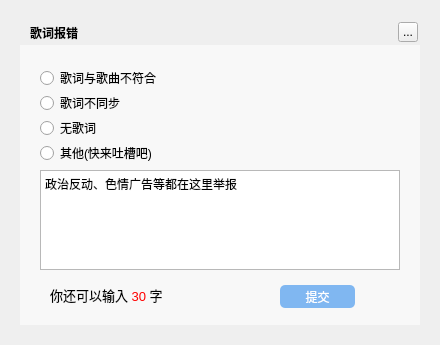
The window that TTKCore/musicUi/musicLrcmanager/musiclrclocallinkwidget.ui (Greedysky/TTKMusicPlayer) describes before a commit, drawn with Qt 5.
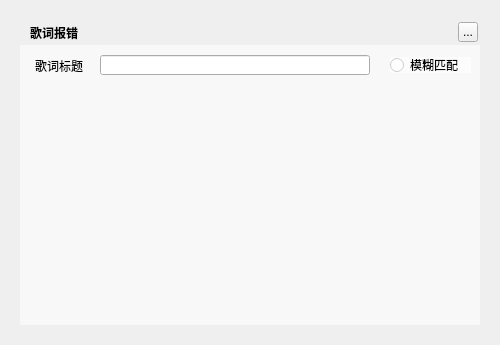
The same window after the commit.

Diff of the .ui file:
```diff
--- a/TTKCore/musicUi/musicLrcmanager/musiclrclocallinkwidget.ui
+++ b/TTKCore/musicUi/musicLrcmanager/musiclrclocallinkwidget.ui
@@ -6,7 +6,7 @@
    <rect>
     <x>0</x>
     <y>0</y>
-    <width>440</width>
+    <width>500</width>
     <height>345</height>
    </rect>
   </property>
@@ -18,7 +18,7 @@
     <rect>
      <x>20</x>
      <y>20</y>
-     <width>400</width>
+     <width>460</width>
      <height>305</height>
     </rect>
    </property>
@@ -45,7 +45,7 @@
   <widget class="QToolButton" name="topTitleCloseButton">
    <property name="geometry">
     <rect>
-     <x>398</x>
+     <x>458</x>
      <y>22</y>
      <width>20</width>
      <height>20</height>
@@ -60,126 +60,67 @@
     <rect>
      <x>20</x>
      <y>45</y>
-     <width>400</width>
+     <width>460</width>
      <height>280</height>
     </rect>
    </property>
    <property name="styleSheet">
     <string notr="true">background:rgba(255,255,255,150)</string>
    </property>
-  </widget>
-  <widget class="QRadioButton" name="radioButton1">
-   <property name="geometry">
-    <rect>
-     <x>40</x>
-     <y>70</y>
-     <width>200</width>
-     <height>16</height>
-    </rect>
-   </property>
-   <property name="text">
-    <string>歌词与歌曲不符合</string>
-   </property>
-  </widget>
-  <widget class="QRadioButton" name="radioButton2">
-   <property name="geometry">
-    <rect>
-     <x>40</x>
-     <y>95</y>
-     <width>200</width>
-     <height>16</height>
-    </rect>
-   </property>
-   <property name="text">
-    <string>歌词不同步</string>
-   </property>
-  </widget>
-  <widget class="QRadioButton" name="radioButton3">
-   <property name="geometry">
-    <rect>
-     <x>40</x>
-     <y>120</y>
-     <width>200</width>
-     <height>16</height>
-    </rect>
-   </property>
-   <property name="text">
-    <string>无歌词</string>
-   </property>
-  </widget>
-  <widget class="QRadioButton" name="radioButton4">
-   <property name="geometry">
-    <rect>
-     <x>40</x>
-     <y>145</y>
-     <width>200</width>
-     <height>16</height>
-    </rect>
-   </property>
-   <property name="text">
-    <string>其他(快来吐槽吧)</string>
-   </property>
-  </widget>
-  <widget class="QTextEdit" name="textEdit">
-   <property name="geometry">
-    <rect>
-     <x>40</x>
-     <y>170</y>
-     <width>360</width>
-     <height>100</height>
-    </rect>
-   </property>
-   <property name="html">
-    <string>&lt;!DOCTYPE HTML PUBLIC &quot;-//W3C//DTD HTML 4.0//EN&quot; &quot;http://www.w3.org/TR/REC-html40/strict.dtd&quot;&gt;
-&lt;html&gt;&lt;head&gt;&lt;meta name=&quot;qrichtext&quot; content=&quot;1&quot; /&gt;&lt;style type=&quot;text/css&quot;&gt;
-p, li { white-space: pre-wrap; }
-&lt;/style&gt;&lt;/head&gt;&lt;body style=&quot; font-family:'SimSun'; font-size:9pt; font-weight:400; font-style:normal;&quot;&gt;
-&lt;p style=&quot; margin-top:0px; margin-bottom:0px; margin-left:0px; margin-right:0px; -qt-block-indent:0; text-indent:0px;&quot;&gt;政治反动、色情广告等都在这里举报&lt;/p&gt;&lt;/body&gt;&lt;/html&gt;</string>
-   </property>
-   <property name="placeholderText">
-    <string/>
-   </property>
-  </widget>
-  <widget class="QPushButton" name="pushButton">
-   <property name="geometry">
-    <rect>
-     <x>280</x>
-     <y>285</y>
-     <width>75</width>
-     <height>23</height>
-    </rect>
-   </property>
-   <property name="styleSheet">
-    <string notr="true">QPushButton{border-radius:5px;background-color:#80B7F1;color:white;}</string>
-   </property>
-   <property name="text">
-    <string>提交</string>
-   </property>
+   <widget class="QRadioButton" name="radioButton">
+    <property name="geometry">
+     <rect>
+      <x>370</x>
+      <y>12</y>
+      <width>81</width>
+      <height>16</height>
+     </rect>
+    </property>
+    <property name="text">
+     <string>模糊匹配</string>
+    </property>
+   </widget>
   </widget>
   <widget class="QLabel" name="label">
    <property name="geometry">
     <rect>
-     <x>50</x>
-     <y>285</y>
-     <width>181</width>
-     <height>20</height>
+     <x>35</x>
+     <y>58</y>
+     <width>60</width>
+     <height>15</height>
     </rect>
    </property>
    <property name="text">
-    <string>&lt;html&gt;&lt;head/&gt;&lt;body&gt;&lt;p&gt;&lt;span style=&quot; font-size:10pt;&quot;&gt;你还可以输入 &lt;/span&gt;&lt;span style=&quot; font-size:10pt; color:#ff0000;&quot;&gt;30&lt;/span&gt;&lt;span style=&quot; font-size:10pt;&quot;&gt; 字&lt;/span&gt;&lt;/p&gt;&lt;/body&gt;&lt;/html&gt;</string>
+    <string>歌词标题</string>
+   </property>
+  </widget>
+  <widget class="QLineEdit" name="lineEdit">
+   <property name="geometry">
+    <rect>
+     <x>100</x>
+     <y>55</y>
+     <width>270</width>
+     <height>20</height>
+    </rect>
+   </property>
+  </widget>
+  <widget class="QWidget" name="widget" native="true">
+   <property name="geometry">
+    <rect>
+     <x>35</x>
+     <y>150</y>
+     <width>301</width>
+     <height>141</height>
+    </rect>
    </property>
   </widget>
   <zorder>background</zorder>
   <zorder>backgroundMask</zorder>
   <zorder>topTitleName</zorder>
   <zorder>topTitleCloseButton</zorder>
-  <zorder>radioButton1</zorder>
-  <zorder>radioButton2</zorder>
-  <zorder>radioButton3</zorder>
-  <zorder>radioButton4</zorder>
-  <zorder>textEdit</zorder>
-  <zorder>pushButton</zorder>
   <zorder>label</zorder>
+  <zorder>lineEdit</zorder>
+  <zorder>widget</zorder>
  </widget>
  <resources/>
  <connections/>
```
